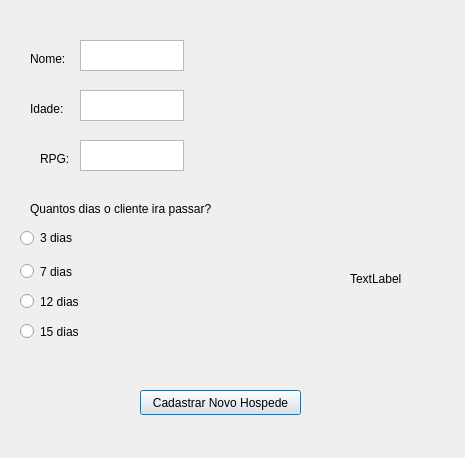
This is untitled/hospedes.ui in Yuri-kassin/Prejeto_Hotel- as Qt 5 draws it before an edit. The edited form follows.
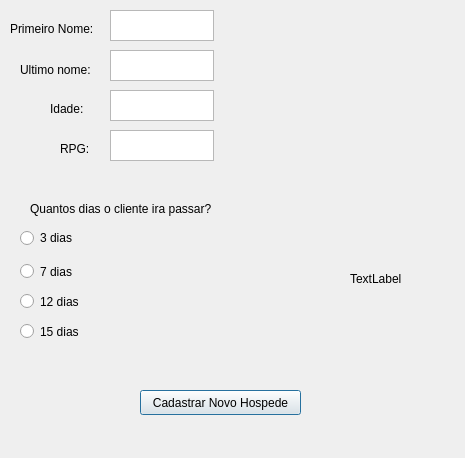
This is the edited form.

What changed in the file:
```diff
--- a/untitled/hospedes.ui
+++ b/untitled/hospedes.ui
@@ -29,20 +29,20 @@
   <widget class="QLabel" name="label">
    <property name="geometry">
     <rect>
-     <x>30</x>
-     <y>50</y>
-     <width>54</width>
+     <x>10</x>
+     <y>20</y>
+     <width>91</width>
      <height>17</height>
     </rect>
    </property>
    <property name="text">
-    <string>Nome:</string>
+    <string>Primeiro Nome:</string>
    </property>
   </widget>
   <widget class="QLabel" name="label_2">
    <property name="geometry">
     <rect>
-     <x>30</x>
+     <x>50</x>
      <y>100</y>
      <width>41</width>
      <height>17</height>
@@ -55,8 +55,8 @@
   <widget class="QLabel" name="label_3">
    <property name="geometry">
     <rect>
-     <x>40</x>
-     <y>150</y>
+     <x>60</x>
+     <y>140</y>
      <width>31</width>
      <height>17</height>
     </rect>
@@ -68,8 +68,8 @@
   <widget class="QTextEdit" name="textNome">
    <property name="geometry">
     <rect>
-     <x>80</x>
-     <y>40</y>
+     <x>110</x>
+     <y>10</y>
      <width>104</width>
      <height>31</height>
     </rect>
@@ -78,7 +78,7 @@
   <widget class="QTextEdit" name="textIdade">
    <property name="geometry">
     <rect>
-     <x>80</x>
+     <x>110</x>
      <y>90</y>
      <width>104</width>
      <height>31</height>
@@ -88,8 +88,8 @@
   <widget class="QTextEdit" name="textRPG">
    <property name="geometry">
     <rect>
-     <x>80</x>
-     <y>140</y>
+     <x>110</x>
+     <y>130</y>
      <width>104</width>
      <height>31</height>
     </rect>
@@ -173,6 +173,29 @@
     <string>TextLabel</string>
    </property>
   </widget>
+  <widget class="QLabel" name="label_5">
+   <property name="geometry">
+    <rect>
+     <x>20</x>
+     <y>60</y>
+     <width>81</width>
+     <height>20</height>
+    </rect>
+   </property>
+   <property name="text">
+    <string>Ultimo nome:</string>
+   </property>
+  </widget>
+  <widget class="QTextEdit" name="textSobrenome">
+   <property name="geometry">
+    <rect>
+     <x>110</x>
+     <y>50</y>
+     <width>104</width>
+     <height>31</height>
+    </rect>
+   </property>
+  </widget>
  </widget>
  <resources/>
  <connections/>
```
Left out of the diff: 2 changed lines with no effect on the pictures.
